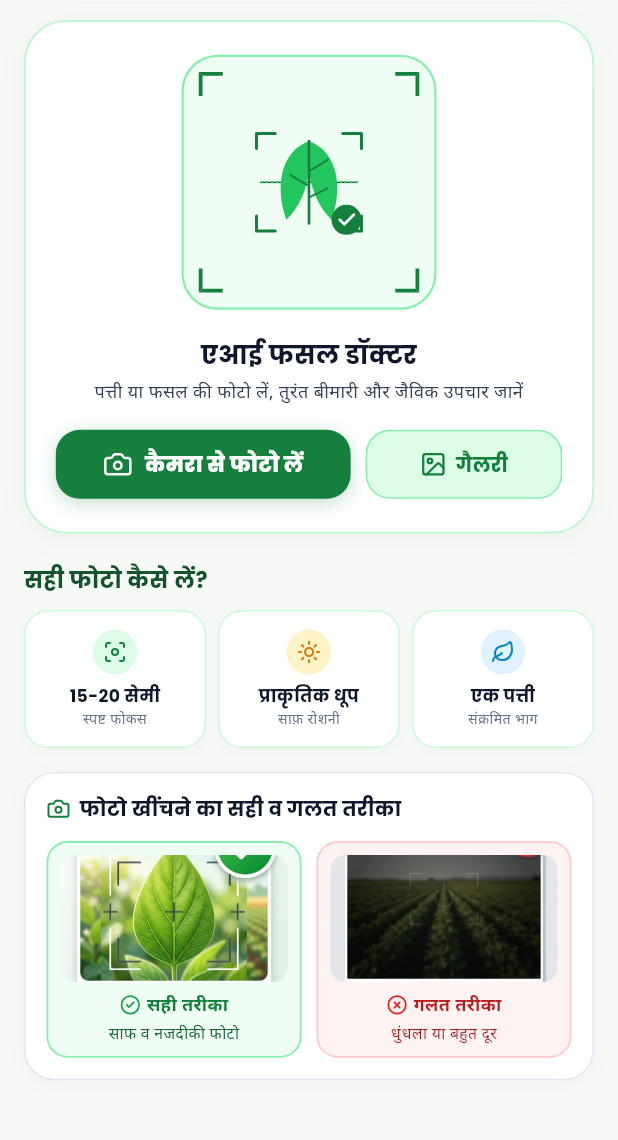
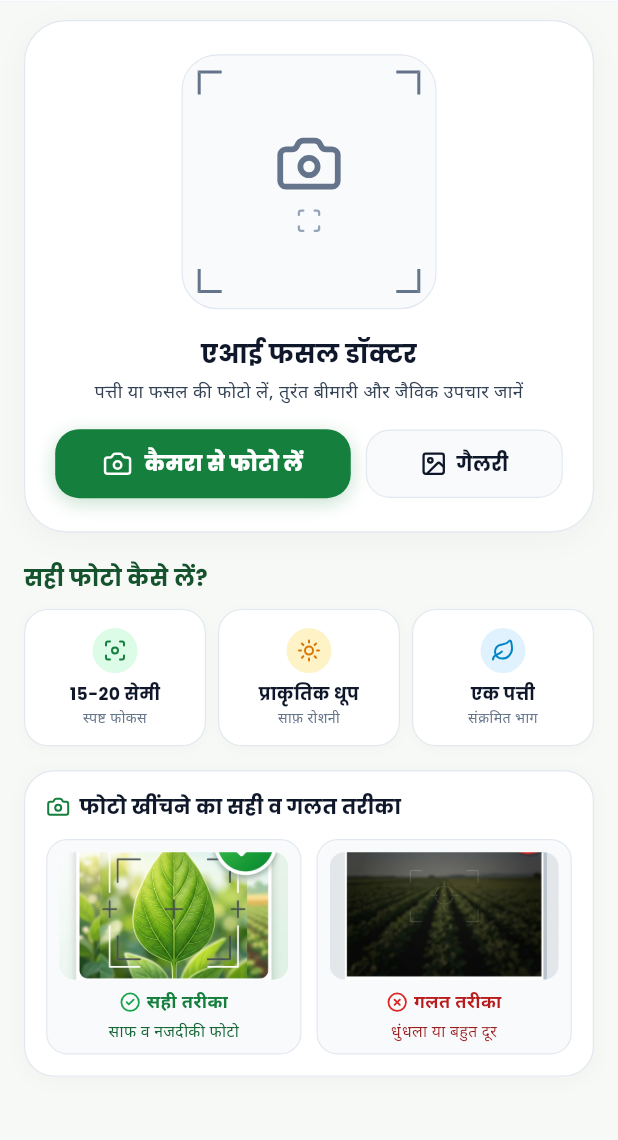
Before and after one commit to kamleshyadav9929/Ai-Krishi-Saathi, a Flutter app: the CropDoctorScreen screen opened directly, on a phone screen of 412 x 824 dp, the part 88-1228 px from its top. Run offline on Flutter 3.47's test engine with Material 3 defaults, Android fonts, the phone set to English and light mode, and no system bars; our stand-ins replace fl_chart, flutter_animate, flutter_lucide, flutter_tts, geocoding, geolocator and 5 more; accounts and stored records are empty; network calls fail.

Commit message:
fix(crop-doctor): remove viewfinder illustration and replace all green borders with clean neutral slate borders

```diff
--- a/lib/core/theme/app_colors.dart
+++ b/lib/core/theme/app_colors.dart
@@ -24,7 +24,7 @@ class AppColors {
   static const Color textMuted = Color(0xFF64748B); // Soft Charcoal
 
   // Borders & Dividers
-  static const Color border = Color(0xFFBBF7D0); // Delicate Mint Border
+  static const Color border = Color(0xFFE2E8F0); // Clean Slate Border (Non-green)
   static const Color borderSubtle = Color(0x15000000); // 8% Ambient Border
 
   // Status & Warnings
--- a/lib/presentation/screens/crop_doctor/crop_doctor_screen.dart
+++ b/lib/presentation/screens/crop_doctor/crop_doctor_screen.dart
@@ -1,7 +1,6 @@
 import 'dart:convert';
 import 'package:flutter/material.dart';
 import 'package:flutter_lucide/flutter_lucide.dart';
-import 'package:flutter_svg/flutter_svg.dart';
 import 'package:image_picker/image_picker.dart';
 import 'package:provider/provider.dart';
 
@@ -181,7 +180,7 @@ class _CropDoctorScreenState extends State<CropDoctorScreen> with SingleTickerPr
               decoration: BoxDecoration(
                 color: Colors.white,
                 borderRadius: BorderRadius.circular(20),
-                border: Border.all(color: const Color(0xFFE2E8F0), width: 1),
+                border: Border.all(color: const Color(0xFFE2E8F0), width: 0.8),
                 boxShadow: [
                   BoxShadow(
                     color: Colors.black.withValues(alpha: 0.03),
@@ -215,9 +214,9 @@ class _CropDoctorScreenState extends State<CropDoctorScreen> with SingleTickerPr
                         child: Container(
                           padding: const EdgeInsets.all(8),
                           decoration: BoxDecoration(
-                            color: const Color(0xFFF0FDF4),
+                            color: const Color(0xFFF8FAFC),
                             borderRadius: BorderRadius.circular(14),
-                            border: Border.all(color: const Color(0xFF86EFAC), width: 1.2),
+                            border: Border.all(color: const Color(0xFFE2E8F0), width: 0.8),
                           ),
                           child: Column(
                             children: [
@@ -266,9 +265,9 @@ class _CropDoctorScreenState extends State<CropDoctorScreen> with SingleTickerPr
                         child: Container(
                           padding: const EdgeInsets.all(8),
                           decoration: BoxDecoration(
-                            color: const Color(0xFFFEF2F2),
+                            color: const Color(0xFFF8FAFC),
                             borderRadius: BorderRadius.circular(14),
-                            border: Border.all(color: const Color(0xFFFECACA), width: 1.2),
+                            border: Border.all(color: const Color(0xFFE2E8F0), width: 0.8),
                           ),
                           child: Column(
                             children: [
@@ -330,7 +329,7 @@ class _CropDoctorScreenState extends State<CropDoctorScreen> with SingleTickerPr
       decoration: BoxDecoration(
         color: Colors.white,
         borderRadius: BorderRadius.circular(28),
-        border: Border.all(color: const Color(0xFFBBF7D0), width: 1.2),
+        border: Border.all(color: const Color(0xFFE2E8F0), width: 0.8),
         boxShadow: [
           BoxShadow(
             color: Colors.black.withValues(alpha: 0.035),
@@ -349,10 +348,10 @@ class _CropDoctorScreenState extends State<CropDoctorScreen> with SingleTickerPr
               height: 170,
               decoration: BoxDecoration(
                 borderRadius: BorderRadius.circular(24),
-                color: const Color(0xFFF0FDF4),
+                color: const Color(0xFFF8FAFC),
                 border: Border.all(
-                  color: const Color(0xFF86EFAC),
-                  width: 1.5,
+                  color: const Color(0xFFE2E8F0),
+                  width: 0.8,
                 ),
               ),
               child: Stack(
@@ -411,7 +410,7 @@ class _CropDoctorScreenState extends State<CropDoctorScreen> with SingleTickerPr
                       },
                     ),
 
-                  // Center Icon / State
+                  // Center Icon / State (Clean vector camera, image removed)
                   if (_isAnalyzing)
                     Column(
                       mainAxisSize: MainAxisSize.min,
@@ -436,14 +435,21 @@ class _CropDoctorScreenState extends State<CropDoctorScreen> with SingleTickerPr
                       ],
                     )
                   else
-                    ClipRRect(
-                      borderRadius: BorderRadius.circular(16),
-                      child: SvgPicture.asset(
-                        'assets/vectors/crop_leaf_scan.svg',
-                        width: 100,
-                        height: 100,
-                        fit: BoxFit.contain,
-                      ),
+                    const Column(
+                      mainAxisSize: MainAxisSize.min,
+                      children: [
+                        Icon(
+                          LucideIcons.camera,
+                          size: 46,
+                          color: Color(0xFF64748B),
+                        ),
+                        SizedBox(height: 6),
+                        Icon(
+                          LucideIcons.scan,
+                          size: 18,
+                          color: Color(0xFF94A3B8),
+                        ),
+                      ],
                     ),
                 ],
               ),
@@ -518,7 +524,7 @@ class _CropDoctorScreenState extends State<CropDoctorScreen> with SingleTickerPr
                   ),
                   const SizedBox(width: 10),
 
-                  // Soft Mint Gallery Button
+                  // Soft Gallery Button
                   Expanded(
                     flex: 2,
                     child: BouncyTap(
@@ -527,22 +533,22 @@ class _CropDoctorScreenState extends State<CropDoctorScreen> with SingleTickerPr
                       child: Container(
                         padding: const EdgeInsets.symmetric(vertical: 13),
                         decoration: BoxDecoration(
-                          color: const Color(0xFFDCFCE7),
+                          color: const Color(0xFFF8FAFC),
                           borderRadius: BorderRadius.circular(16),
                           border: Border.all(
-                            color: const Color(0xFF86EFAC),
-                            width: 1,
+                            color: const Color(0xFFE2E8F0),
+                            width: 0.8,
                           ),
                         ),
                         child: Row(
                           mainAxisAlignment: MainAxisAlignment.center,
                           children: [
-                            const Icon(LucideIcons.image, color: Color(0xFF15803D), size: 18),
+                            const Icon(LucideIcons.image, color: Color(0xFF0F172A), size: 18),
                             const SizedBox(width: 6),
                             Text(
                               lang.isHindi ? 'गैलरी' : 'Gallery',
                               style: AppTypography.labelLarge(isHindi: lang.isHindi).copyWith(
-                                color: const Color(0xFF15803D),
+                                color: const Color(0xFF0F172A),
                                 fontWeight: FontWeight.w700,
                                 fontSize: 13,
                               ),
@@ -566,10 +572,10 @@ class _CropDoctorScreenState extends State<CropDoctorScreen> with SingleTickerPr
       height: 16,
       decoration: BoxDecoration(
         border: Border(
-          top: isTop ? const BorderSide(color: Color(0xFF15803D), width: 2.5) : BorderSide.none,
-          bottom: !isTop ? const BorderSide(color: Color(0xFF15803D), width: 2.5) : BorderSide.none,
-          left: isLeft ? const BorderSide(color: Color(0xFF15803D), width: 2.5) : BorderSide.none,
-          right: !isLeft ? const BorderSide(color: Color(0xFF15803D), width: 2.5) : BorderSide.none,
+          top: isTop ? const BorderSide(color: Color(0xFF64748B), width: 2.0) : BorderSide.none,
+          bottom: !isTop ? const BorderSide(color: Color(0xFF64748B), width: 2.0) : BorderSide.none,
+          left: isLeft ? const BorderSide(color: Color(0xFF64748B), width: 2.0) : BorderSide.none,
+          right: !isLeft ? const BorderSide(color: Color(0xFF64748B), width: 2.0) : BorderSide.none,
         ),
       ),
     );
@@ -590,7 +596,7 @@ class _CropDoctorScreenState extends State<CropDoctorScreen> with SingleTickerPr
       decoration: BoxDecoration(
         color: Colors.white,
         borderRadius: BorderRadius.circular(16),
-        border: Border.all(color: AppColors.border.withValues(alpha: 0.8), width: 1),
+        border: Border.all(color: const Color(0xFFE2E8F0), width: 0.8),
         boxShadow: [
           BoxShadow(
             color: Colors.black.withValues(alpha: 0.02),
```
